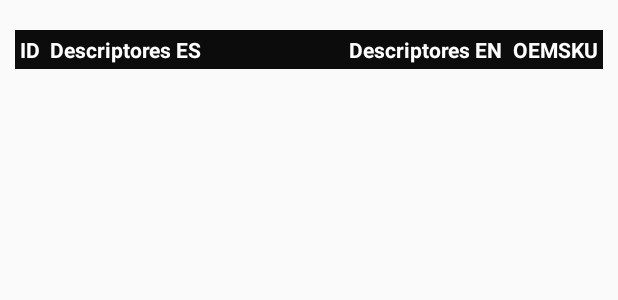
After one commit to AlejandroSaezVasquez/fileidsAndroid, an Android app: the layout fragment_tab_entregables.xml on its own in the app's theme, with its tools: preview values and no code run, on a phone screen of 412 x 824 dp. The commit adds this screen. Shown: the top 300 px of the screen. Run offline under Robolectric (Android 15) with nearby library versions, the phone set to English and light mode, and no system bars.

Commit message:
Commit Alejandro 25/06 17:30

```diff
--- a/ProyectoADBJ/app/src/main/java/com/example/proyectoadbj/fragmentRegistro.java
+++ b/ProyectoADBJ/app/src/main/java/com/example/proyectoadbj/fragmentRegistro.java
@@ -71,7 +71,7 @@ public class fragmentRegistro extends Fragment {
 
         // Instanciar botones y controles
 
-        TextView txId=view.findViewById(R.id.txID);
+        final TextView txId=view.findViewById(R.id.txID);
         TextView txDescriptores=view.findViewById(R.id.txDescriptores);
         TextView txDescriptoren=view.findViewById(R.id.txDescriptoren);
         TextView txOemsku=view.findViewById(R.id.txOemsku);
@@ -176,7 +176,7 @@ public class fragmentRegistro extends Fragment {
 
     }
 
-    DAO dao = new DAO(fragmentRegistro.this);
+    DAO dao = new DAO();
     queryDump q = new queryDump();
     propertyBundle pb=new propertyBundle();
 
@@ -331,7 +331,7 @@ public class fragmentRegistro extends Fragment {
         }
         else
         {
-            errorHandler.Toaster(enumMensajes.registroNoExiste,fragmentRegistro.this);
+            //errorHandler.Toaster(enumMensajes.registroNoExiste,fragmentRegistro.this);
             limpiarForm();
         }
     }
--- /dev/null
+++ b/ProyectoADBJ/app/src/main/res/layout/fragment_tab_entregables.xml
@@ -0,0 +1,67 @@
+<?xml version="1.0" encoding="utf-8"?>
+<FrameLayout xmlns:android="http://schemas.android.com/apk/res/android"
+    xmlns:tools="http://schemas.android.com/tools"
+    android:layout_width="match_parent"
+    android:layout_height="match_parent"
+    tools:context=".fragmentEntregables">
+    <TableLayout
+        android:layout_width="match_parent"
+        android:layout_height="match_parent"
+        android:stretchColumns="1"
+        android:layout_marginTop="20dp"
+        android:layout_marginLeft="10dp"
+        android:layout_marginRight="10dp">
+
+        <TableRow
+            android:layout_width="match_parent"
+            android:layout_height="match_parent">
+
+            <TextView
+                android:id="@+id/txTitleID"
+                android:layout_width="wrap_content"
+                android:background="#0C0C0C"
+                android:padding="3dip"
+                android:text="ID"
+                android:textColor="@color/text_shadow_white"
+                android:textStyle="bold" />
+
+            <TextView
+                android:id="@+id/txTitleDescriptorES"
+                android:layout_width="wrap_content"
+                android:background="#0C0C0C"
+                android:padding="3dip"
+                android:text="Descriptores ES"
+                android:textColor="@color/text_shadow_white"
+                android:textStyle="bold" />
+
+            <TextView
+                android:id="@+id/txTitleDescriptorEN"
+                android:layout_width="wrap_content"
+                android:background="#0C0C0C"
+                android:padding="3dip"
+                android:text="Descriptores EN"
+                android:textColor="@color/text_shadow_white"
+                android:textStyle="bold" />
+            <TextView
+                android:id="@+id/txTitleOemsku"
+                android:layout_width="wrap_content"
+                android:background="#0C0C0C"
+                android:padding="3dip"
+                android:text="OEMSKU"
+                android:textColor="@color/text_shadow_white"
+                android:textStyle="bold" />
+
+        </TableRow>
+
+        <TableRow>
+            <TextView
+                android:gravity="right"
+                android:padding="3dip" />
+            <TextView
+                android:gravity="right"
+                android:padding="3dip" />
+        </TableRow>
+
+
+    </TableLayout>
+</FrameLayout>
```
Also changed, not shown: ProyectoADBJ/app/src/main/java/com/example/proyectoadbj/fragmentEntregables.java (added, +30 -0 lines), ProyectoADBJ/app/src/main/java/com/example/proyectoadbj/fragmentInternos.java (added, +30 -0 lines), ProyectoADBJ/app/src/main/java/com/example/proyectoadbj/fragmentPagerAdapter.java (+6 -2 lines), ProyectoADBJ/app/src/main/res/layout/fragment_tab_internos.xml (added, +47 -0 lines).
